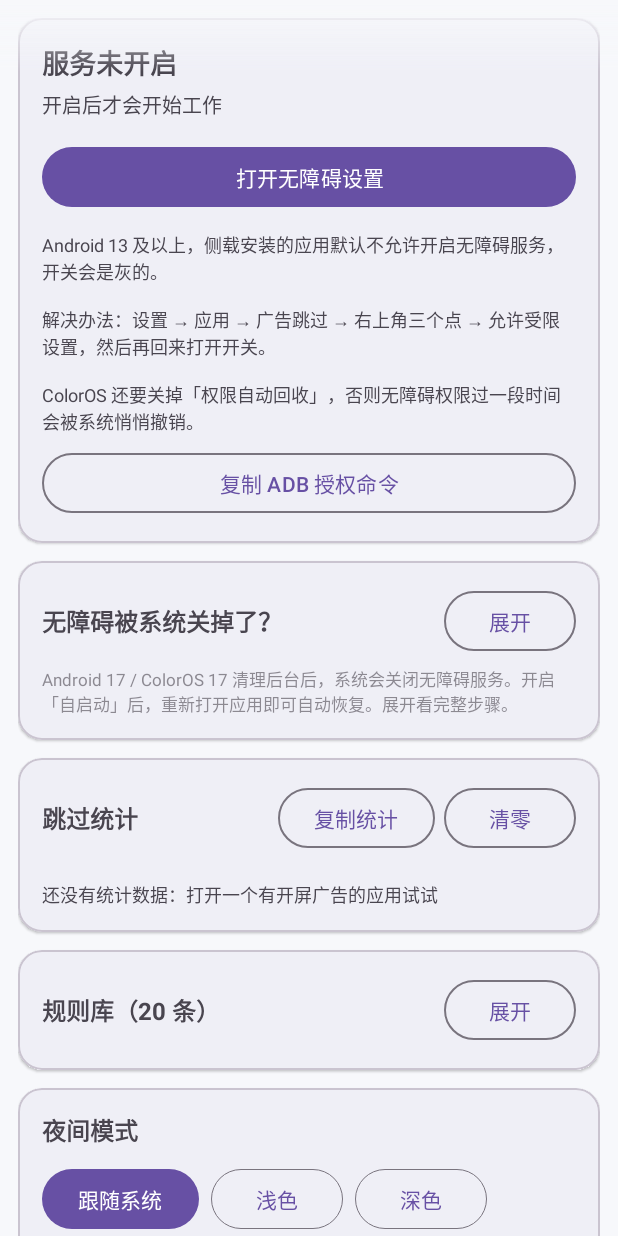
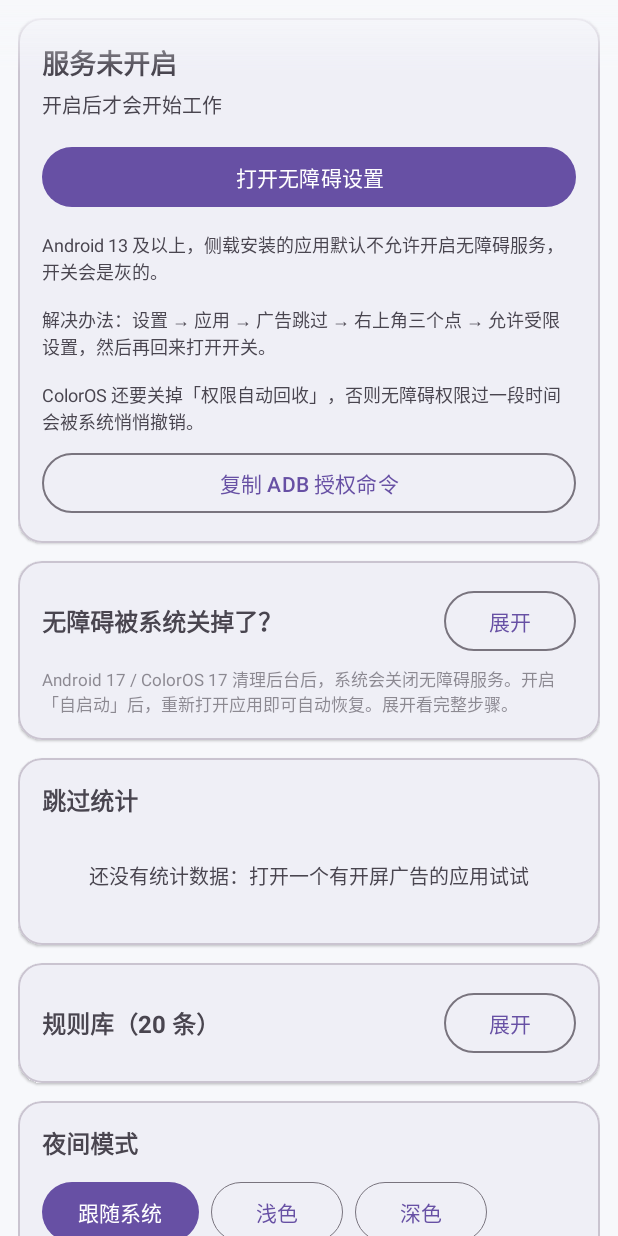
Before and after one commit to ccttrr123/adskip, an Android app: the screen it shows after launch (MainActivity), on a phone screen of 412 x 824 dp. Run offline under Robolectric (Android 15) with nearby library versions, the phone set to English and light mode, and no system bars.

Commit message:
feat(ui): 状态卡按状态收拢操作 + 统计空态隐藏按钮（P1-1 / P1-2）
P1-1 状态卡：
- 工作态不再让「打开无障碍设置」和「复制 ADB 授权命令」占据主视觉，
  只在标题右侧留一个小的「设置」按钮（点击仍打开无障碍设置）；
- 未开启 / 已停止（心跳判定）时才显示大主按钮 + ADB 命令 —— 这两个时刻才真的用得上；
- 服务停止的提示文案保持不变。

P1-2 统计空态：
- 没有数据时隐藏「复制统计 / 清零」两个按钮、隐藏表格，只显示居中的空态引导；
- 有数据时按钮和表格恢复显示（逻辑在 renderStats 里按 rows.isEmpty() 切换）；
- 空态文案字号 12→13sp，并加了上下内边距、居中，避免只有干巴巴一行。

验证：
- build.ps1 全绿，单测 173 项通过；
- 真机截图与 uiautomator dump 核对：
  * 工作态：有「设置」，无「打开无障碍设置 / 复制 ADB 授权命令」；
  * 空态（临时清零后截图）：无「复制统计 / 清零」，显示「还没有统计数据…」引导；
  * 浅色 / 深色两种模式下工作态均正常；
- 测试前已备份统计、测试后原样恢复（399 启动 / 34 广告 / 45 点击 / 32 成功 / 7 失败），
  服务保持绑定（Bound services 有本服务、Crashed services 空）。

```diff
--- a/app/src/main/java/io/github/adskip/MainActivity.kt
+++ b/app/src/main/java/io/github/adskip/MainActivity.kt
@@ -136,6 +136,7 @@ class MainActivity : AppCompatActivity() {
         ruleSet = RuleRepository(this).load()
 
         binding.openSettingsButton.setOnClickListener { openAccessibilitySettings() }
+        binding.statusSettingsButton.setOnClickListener { openAccessibilitySettings() }
         binding.copyAdbButton.setOnClickListener { copyAdbCommand() }
         binding.clearLogButton.setOnClickListener {
             DebugLog.clear()
@@ -207,7 +208,22 @@ class MainActivity : AppCompatActivity() {
             "开启后才会开始工作"
         }
         binding.hintText.visibility = if (enabled) View.GONE else View.VISIBLE
+        setStatusActions(working = enabled)
         renderHeartbeat()
+    }
+
+    /**
+     * 状态卡操作区按服务状态切换（P1-1）。
+     *
+     * - 工作态：不再让「打开无障碍设置」和「复制 ADB 授权命令」占据主视觉，
+     *   只留标题右侧一个小「设置」；
+     * - 未开启 / 已停止：这时用户才真的需要「打开无障碍设置」，主按钮和 ADB 命令都显示。
+     *   （ADB 命令本来就只在"装/救"时用得上，工作态挂着它只会增加噪音。）
+     */
+    private fun setStatusActions(working: Boolean) {
+        binding.statusSettingsButton.visibility = if (working) View.VISIBLE else View.GONE
+        binding.openSettingsButton.visibility = if (working) View.GONE else View.VISIBLE
+        binding.copyAdbButton.visibility = if (working) View.GONE else View.VISIBLE
     }
 
     /**
@@ -303,6 +319,7 @@ class MainActivity : AppCompatActivity() {
 
     private fun showServiceStopped() {
         val age = ServiceHeartbeat.ageMs()
+        setStatusActions(working = false)
         binding.statusTitle.setTextColor(headlineWarning)
         binding.statusTitle.text = "⚠ 服务已停止"
         binding.statusDetail.setTextColor(headlineWarning)
@@ -349,9 +366,14 @@ class MainActivity : AppCompatActivity() {
                     .thenBy { displayName(it.key) }
             )
 
-        binding.statsEmptyText.visibility = if (rows.isEmpty()) View.VISIBLE else View.GONE
+        val empty = rows.isEmpty()
+        binding.statsEmptyText.visibility = if (empty) View.VISIBLE else View.GONE
+        // 空态时「复制统计 / 清零」没有意义：隐藏按钮，只留引导文案（P1-2）
+        binding.copyStatsButton.visibility = if (empty) View.GONE else View.VISIBLE
+        binding.resetStatsButton.visibility = if (empty) View.GONE else View.VISIBLE
+        binding.statsTable.visibility = if (empty) View.GONE else View.VISIBLE
         binding.statsTable.removeAllViews()
-        if (rows.isEmpty()) return
+        if (empty) return
 
         val table = binding.statsTable
         addStatsRow(
--- a/app/src/main/res/layout/activity_main.xml
+++ b/app/src/main/res/layout/activity_main.xml
@@ -38,13 +38,31 @@
                 android:orientation="vertical"
                 android:padding="16dp">
 
-                <TextView
-                    android:id="@+id/statusTitle"
+                <LinearLayout
                     android:layout_width="match_parent"
                     android:layout_height="wrap_content"
-                    android:textSize="18sp"
-                    android:textStyle="bold"
-                    tools:text="服务未开启" />
+                    android:gravity="center_vertical"
+                    android:orientation="horizontal">
+
+                    <TextView
+                        android:id="@+id/statusTitle"
+                        android:layout_width="0dp"
+                        android:layout_height="wrap_content"
+                        android:layout_weight="1"
+                        android:textSize="18sp"
+                        android:textStyle="bold"
+                        tools:text="服务未开启" />
+
+                    <!-- 工作态只留这个「设置」；未开启/已停止才显示下面的大主按钮与 ADB 命令 -->
+                    <com.google.android.material.button.MaterialButton
+                        android:id="@+id/statusSettingsButton"
+                        style="?attr/materialButtonOutlinedStyle"
+                        android:layout_width="wrap_content"
+                        android:layout_height="wrap_content"
+                        android:text="@string/status_settings"
+                        android:visibility="gone"
+                        tools:visibility="visible" />
+                </LinearLayout>
 
                 <TextView
                     android:id="@+id/statusDetail"
@@ -214,8 +232,11 @@
                     android:layout_width="match_parent"
                     android:layout_height="wrap_content"
                     android:layout_marginTop="8dp"
+                    android:gravity="center"
+                    android:paddingTop="20dp"
+                    android:paddingBottom="20dp"
                     android:text="@string/stats_empty"
-                    android:textSize="12sp"
+                    android:textSize="13sp"
                     android:visibility="gone"
                     tools:visibility="visible" />
             </LinearLayout>
--- a/app/src/main/res/values/strings.xml
+++ b/app/src/main/res/values/strings.xml
@@ -5,6 +5,7 @@
     <string name="service_description">在你打开其他应用时，自动点击开屏广告上本来就存在的"跳过/关闭"按钮。本服务只读取界面上的文字与位置，所有统计只存在本机，不上传任何内容。</string>
 
     <string name="open_settings">打开无障碍设置</string>
+    <string name="status_settings">设置</string>
     <string name="copy_adb">复制 ADB 授权命令</string>
     <string name="clear_log">清空</string>
     <string name="expand">展开</string>
```
